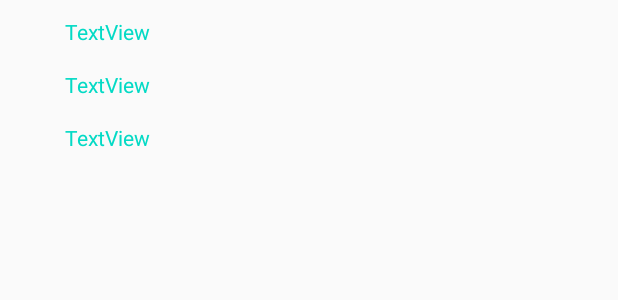
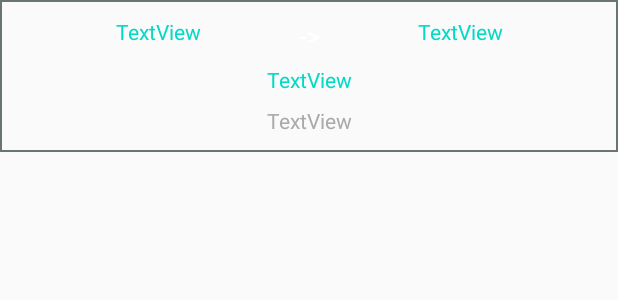
Before and after one commit to bmax152/Pointeuse, an Android app: the layout list_histo_layout.xml on its own in the app's theme, with its tools: preview values and no code run, on a phone screen of 412 x 824 dp. Shown: the top 300 px of the screen. Run offline under Robolectric (Android 15) with nearby library versions, the phone set to English and light mode, and no system bars.

Commit message:
Ajout de la shape de l'histo, formatage des dates et ajout des infos

```diff
--- a/app/src/main/java/mb/solo/pointeuse/HistoActivity.java
+++ b/app/src/main/java/mb/solo/pointeuse/HistoActivity.java
@@ -39,6 +39,9 @@ public class HistoActivity extends AppCompatActivity {
     EditText edtDate1;
     EditText edtDate2;
     Button btnSubmit;
+
+    private String patternFormat = "dd/MM/yyyy kk:mm";
+    private SimpleDateFormat myFormat = new SimpleDateFormat(patternFormat);
 
     @Override
     protected void onCreate(Bundle savedInstanceState) {
@@ -141,13 +144,21 @@ public class HistoActivity extends AppCompatActivity {
         @Override
         public void onBindViewHolder(@NonNull MyListViewHolder holder, int position) {
             Point point = data.get(position);
-            holder.truc.setText(point.getDateEntre().toString());
+            String d1 = myFormat.format(point.getDateEntre());
+            String d2 = "";
+            holder.truc.setText(d1);
             if(point.getDateSortie() == null){
                 holder.truc2.setText("En cour...");
                 holder.truc3.setText(Point.formatDiff(point.getDateEntre(), Calendar.getInstance().getTime()));
             }else{
-                holder.truc2.setText(point.getDateSortie().toString());
+                d2 = myFormat.format(point.getDateSortie());
+                holder.truc2.setText(d2);
                 holder.truc3.setText(Point.formatDiff(point));
+            }
+            if(point.getInfo().equals("")){
+                holder.truc4.setText("***");
+            }else{
+                holder.truc4.setText(point.getInfo());
             }
         }
 
@@ -162,12 +173,14 @@ public class HistoActivity extends AppCompatActivity {
         TextView truc;
         TextView truc2;
         TextView truc3;
+        TextView truc4;
 
         public MyListViewHolder(@NonNull View itemView) {
             super(itemView);
             truc = itemView.findViewById(R.id.textView2);
             truc2 = itemView.findViewById(R.id.textView3);
             truc3 = itemView.findViewById(R.id.textView);
+            truc4 = itemView.findViewById(R.id.textView4);
         }
     }
 }
--- /dev/null
+++ b/app/src/main/res/drawable/shape_item_histo.xml
@@ -0,0 +1,6 @@
+<?xml version="1.0" encoding="utf-8"?>
+<shape xmlns:android="http://schemas.android.com/apk/res/android">
+    <solid android:color="@android:color/transparent"/>
+    <stroke android:width="1dp"
+        android:color="#6B7570"/>
+</shape>
--- a/app/src/main/res/layout/activity_histo.xml
+++ b/app/src/main/res/layout/activity_histo.xml
@@ -11,9 +11,9 @@
         android:id="@+id/rv_histo"
         android:layout_width="0dp"
         android:layout_height="0dp"
-        android:layout_marginStart="32dp"
+        android:layout_marginStart="2dp"
         android:layout_marginTop="32dp"
-        android:layout_marginEnd="32dp"
+        android:layout_marginEnd="2dp"
         android:layout_marginBottom="5dp"
         app:layout_constraintBottom_toBottomOf="parent"
         app:layout_constraintEnd_toEndOf="parent"
--- a/app/src/main/res/layout/list_histo_layout.xml
+++ b/app/src/main/res/layout/list_histo_layout.xml
@@ -4,32 +4,34 @@
     xmlns:tools="http://schemas.android.com/tools"
     android:layout_width="match_parent"
     android:layout_height="wrap_content"
+    android:background="@drawable/shape_item_histo"
     android:padding="5pt">
 
     <TextView
         android:id="@+id/textView3"
         android:layout_width="0dp"
         android:layout_height="wrap_content"
-        android:layout_marginStart="32dp"
-        android:layout_marginTop="16dp"
-        android:layout_marginEnd="32dp"
+        android:layout_marginStart="8dp"
+        android:layout_marginEnd="8dp"
+        android:gravity="center_horizontal"
         android:text="TextView"
         android:textColor="@color/colorAccent"
         android:textSize="14sp"
         app:layout_constraintEnd_toEndOf="parent"
-        app:layout_constraintStart_toStartOf="parent"
-        app:layout_constraintTop_toBottomOf="@+id/textView2" />
+        app:layout_constraintStart_toEndOf="@+id/textView7"
+        app:layout_constraintTop_toTopOf="parent" />
 
     <TextView
         android:id="@+id/textView2"
         android:layout_width="0dp"
         android:layout_height="wrap_content"
-        android:layout_marginStart="32dp"
-        android:layout_marginEnd="32dp"
+        android:layout_marginStart="8dp"
+        android:layout_marginEnd="8dp"
+        android:gravity="center_horizontal"
         android:text="TextView"
         android:textColor="@color/colorAccent"
         android:textSize="14sp"
-        app:layout_constraintEnd_toEndOf="parent"
+        app:layout_constraintEnd_toStartOf="@+id/textView7"
         app:layout_constraintStart_toStartOf="parent"
         app:layout_constraintTop_toTopOf="parent" />
 
@@ -37,13 +39,42 @@
         android:id="@+id/textView"
         android:layout_width="0dp"
         android:layout_height="wrap_content"
-        android:layout_marginStart="32dp"
-        android:layout_marginTop="16dp"
-        android:layout_marginEnd="32dp"
+        android:layout_marginStart="8dp"
+        android:layout_marginTop="7dp"
+        android:layout_marginEnd="8dp"
+        android:gravity="center_horizontal"
         android:text="TextView"
         android:textColor="@color/colorAccent"
         android:textSize="14sp"
         app:layout_constraintEnd_toEndOf="parent"
+        app:layout_constraintHorizontal_bias="0.652"
         app:layout_constraintStart_toStartOf="parent"
-        app:layout_constraintTop_toBottomOf="@+id/textView3" />
+        app:layout_constraintTop_toBottomOf="@+id/textView7" />
+
+    <TextView
+        android:id="@+id/textView7"
+        android:layout_width="wrap_content"
+        android:layout_height="wrap_content"
+        android:layout_marginBottom="7dp"
+        android:text="->"
+        android:textColor="@android:color/background_light"
+        android:textSize="18sp"
+        app:layout_constraintBottom_toTopOf="@+id/textView"
+        app:layout_constraintEnd_toEndOf="parent"
+        app:layout_constraintStart_toStartOf="parent"
+        app:layout_constraintTop_toTopOf="parent" />
+
+    <TextView
+        android:id="@+id/textView4"
+        android:layout_width="0dp"
+        android:layout_height="wrap_content"
+        android:layout_marginStart="8dp"
+        android:layout_marginTop="8dp"
+        android:layout_marginEnd="8dp"
+        android:gravity="center_horizontal"
+        android:text="TextView"
+        android:textColor="@android:color/darker_gray"
+        app:layout_constraintEnd_toEndOf="parent"
+        app:layout_constraintStart_toStartOf="parent"
+        app:layout_constraintTop_toBottomOf="@+id/textView" />
 </androidx.constraintlayout.widget.ConstraintLayout>
```
